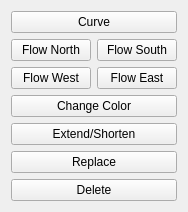
The window that roadoptions.ui (UmutSahinSE/Ata-Caddesi-Simulator) describes before a commit, drawn with Qt 5.
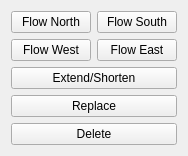
The same window after the commit.

Diff of the .ui file:
```diff
--- a/roadoptions.ui
+++ b/roadoptions.ui
@@ -14,13 +14,6 @@
    <string>Form</string>
   </property>
   <layout class="QVBoxLayout" name="verticalLayout">
-   <item>
-    <widget class="QPushButton" name="CurveButton">
-     <property name="text">
-      <string>Curve</string>
-     </property>
-    </widget>
-   </item>
    <item>
     <layout class="QGridLayout" name="gridLayout">
      <item row="0" column="0">
@@ -53,13 +46,6 @@
      </item>
     </layout>
    </item>
-   <item>
-    <widget class="QPushButton" name="ChangeFlowButton">
-     <property name="text">
-      <string>Change Color</string>
-     </property>
-    </widget>
-   </item>
    <item>
     <widget class="QPushButton" name="ExtendCutButton">
      <property name="text">
```
